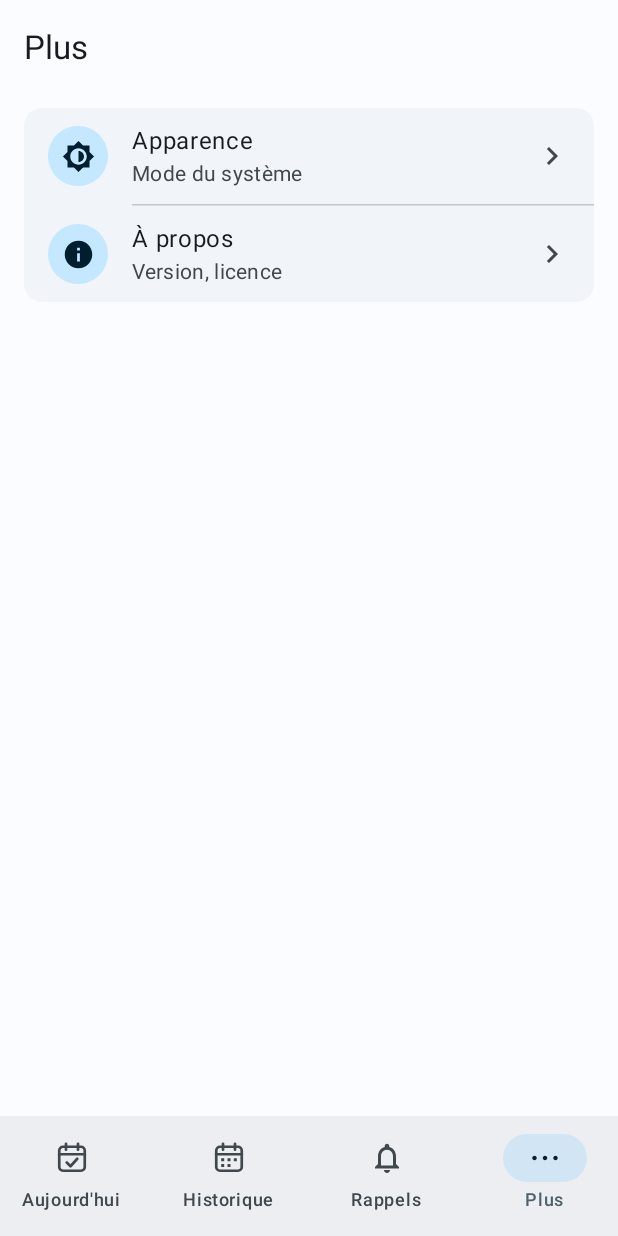
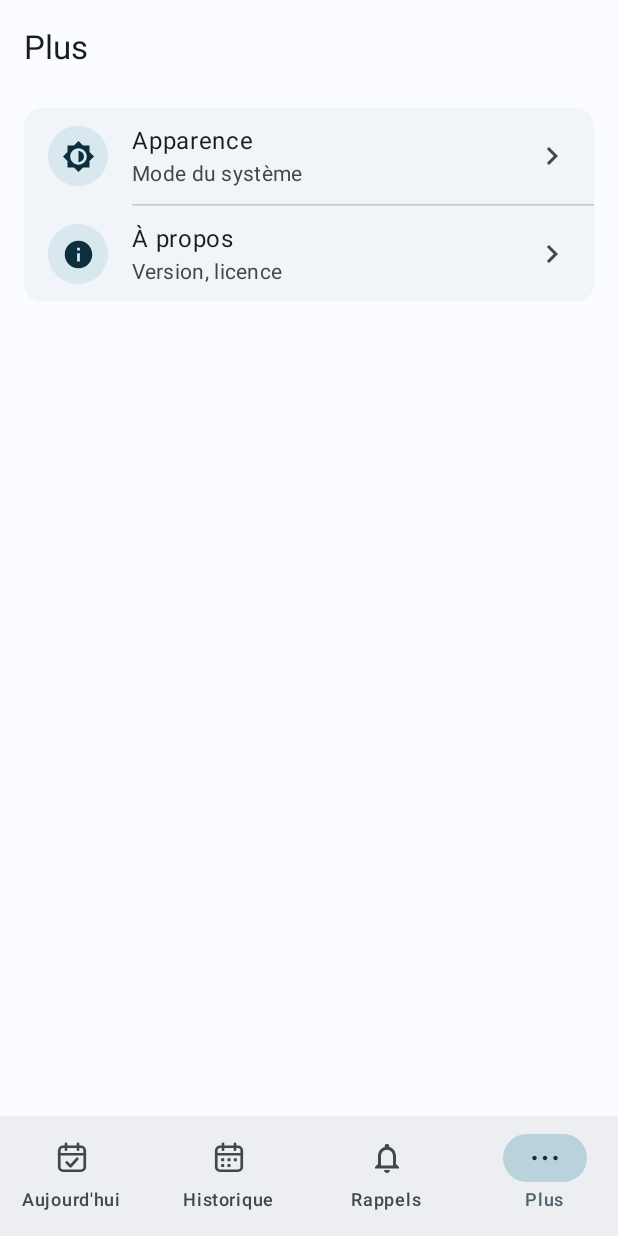
Before and after one commit to ggrandou/medocs, an Android app built with Jetpack Compose: the screen it shows after launch (MainActivity), item 4 of the bottom bar chosen, on a phone screen of 412 x 824 dp. Run offline under Robolectric (Android 15) with nearby library versions, the phone set to English and light mode, and no system bars.

Commit message:
app: derive palette from icon colors and define full dark theme
- Add IconColors as the single source of the brand colors
- Light: icon blue as primary, box top and side as containers, amber accent
- Dark: blue-tinted surfaces, lightened blue and amber accents
- Align night window background with the dark surface color
- Add PaletteTest checking WCAG AA contrast of both schemes

```diff
--- a/android/app/src/main/kotlin/net/grandou/rappels/ui/Palette.kt
+++ b/android/app/src/main/kotlin/net/grandou/rappels/ui/Palette.kt
@@ -6,49 +6,59 @@ import androidx.compose.material3.lightColorScheme
 import androidx.compose.ui.graphics.Color
 
 /**
- * Palette of T'as pensé à ?, drawn from the icon: blue-green (primary) and amber (accent).
+ * Palette of T'as pensé à ?, drawn from the icon (IconColors): blue (primary), top and side of the box (containers), amber (accent).
  * The "background / text" pairs keep a contrast of at least 4.5:1 (checked by PaletteTest).
  * The `surfaceContainer*` roles are defined one by one: otherwise Material derives them from its default purple palette
  * and cards get a foreign tint.
  */
+/** The five icon colors: single source of the graphic charter (see AGENTS.md). */
+object IconColors {
+    val Blue = Color(0xFF1F6F8B)     // icon background
+    val Amber = Color(0xFFFFB300)    // box text, badge ring
+    val White = Color(0xFFFFFFFF)    // front face, bubble
+    val Top = Color(0xFFD9E8EE)   // top of the box
+    val Side = Color(0xFFB9D2DC)  // side of the box
+}
+
 object Palette {
     val light: ColorScheme = lightColorScheme(
-        primary = Color(0xFF00668A), onPrimary = Color(0xFFFFFFFF),
-        primaryContainer = Color(0xFFC3E8FF), onPrimaryContainer = Color(0xFF001E2D),
+        primary = IconColors.Blue, onPrimary = IconColors.White,
+        primaryContainer = IconColors.Top, onPrimaryContainer = Color(0xFF0C2F3D),
         secondary = Color(0xFF4E616D), onSecondary = Color(0xFFFFFFFF),
-        secondaryContainer = Color(0xFFD1E5F4), onSecondaryContainer = Color(0xFF091E28),
-        tertiary = Color(0xFF825500), onTertiary = Color(0xFFFFFFFF),
-        tertiaryContainer = Color(0xFFFFDDB3), onTertiaryContainer = Color(0xFF291800),
+        secondaryContainer = IconColors.Side, onSecondaryContainer = Color(0xFF0C2F3D),
+        tertiary = Color(0xFF825500), onTertiary = IconColors.White,
+        tertiaryContainer = IconColors.Amber, onTertiaryContainer = Color(0xFF1A1C1E),
         error = Color(0xFFBA1A1A), onError = Color(0xFFFFFFFF),
         errorContainer = Color(0xFFFFDAD6), onErrorContainer = Color(0xFF410002),
         background = Color(0xFFFBFCFF), onBackground = Color(0xFF191C1E),
         surface = Color(0xFFFBFCFF), onSurface = Color(0xFF191C1E),
         surfaceVariant = Color(0xFFDCE3E9), onSurfaceVariant = Color(0xFF40484D),
         outline = Color(0xFF70787D), outlineVariant = Color(0xFFC0C7CD),
-        inverseSurface = Color(0xFF2E3133), inverseOnSurface = Color(0xFFF0F1F3), inversePrimary = Color(0xFF7FD0FF),
-        surfaceTint = Color(0xFF00668A),
+        inverseSurface = Color(0xFF2E3133), inverseOnSurface = Color(0xFFF0F1F3), inversePrimary = Color(0xFF7FC3DD),
+        surfaceTint = IconColors.Blue,
         surfaceDim = Color(0xFFD8DADD), surfaceBright = Color(0xFFFBFCFF),
         surfaceContainerLowest = Color(0xFFFFFFFF), surfaceContainerLow = Color(0xFFF1F4F8),
         surfaceContainer = Color(0xFFECEEF2), surfaceContainerHigh = Color(0xFFE6E8EC), surfaceContainerHighest = Color(0xFFE0E3E7),
     )
 
+    /** Dark: surfaces = icon blue, heavily darkened (same hue, ~200°), accents = lightened blue and the icon's amber. */
     val dark: ColorScheme = darkColorScheme(
-        primary = Color(0xFF7FD0FF), onPrimary = Color(0xFF00344A),
-        primaryContainer = Color(0xFF004C69), onPrimaryContainer = Color(0xFFC3E8FF),
+        primary = Color(0xFF7FC3DD), onPrimary = Color(0xFF0C2F3D),
+        primaryContainer = IconColors.Blue, onPrimaryContainer = IconColors.White,
         secondary = Color(0xFFB5C9D7), onSecondary = Color(0xFF1F333E),
-        secondaryContainer = Color(0xFF364955), onSecondaryContainer = Color(0xFFD1E5F4),
-        tertiary = Color(0xFFFFB95C), onTertiary = Color(0xFF452B00),
+        secondaryContainer = Color(0xFF2F4753), onSecondaryContainer = IconColors.Side,
+        tertiary = IconColors.Amber, onTertiary = Color(0xFF1A1C1E),
         tertiaryContainer = Color(0xFF633F00), onTertiaryContainer = Color(0xFFFFDDB3),
         error = Color(0xFFFFB4AB), onError = Color(0xFF690005),
         errorContainer = Color(0xFF93000A), onErrorContainer = Color(0xFFFFDAD6),
-        background = Color(0xFF191C1E), onBackground = Color(0xFFE1E2E5),
-        surface = Color(0xFF191C1E), onSurface = Color(0xFFE1E2E5),
-        surfaceVariant = Color(0xFF40484D), onSurfaceVariant = Color(0xFFC0C7CD),
-        outline = Color(0xFF8A9297), outlineVariant = Color(0xFF40484D),
-        inverseSurface = Color(0xFFE1E2E5), inverseOnSurface = Color(0xFF2E3133), inversePrimary = Color(0xFF00668A),
-        surfaceTint = Color(0xFF7FD0FF),
-        surfaceDim = Color(0xFF111416), surfaceBright = Color(0xFF373A3C),
-        surfaceContainerLowest = Color(0xFF0C0F10), surfaceContainerLow = Color(0xFF1D2022),
-        surfaceContainer = Color(0xFF212426), surfaceContainerHigh = Color(0xFF2B2E30), surfaceContainerHighest = Color(0xFF363A3B),
+        background = Color(0xFF141D21), onBackground = Color(0xFFE1E6E9),
+        surface = Color(0xFF141D21), onSurface = Color(0xFFE1E6E9),
+        surfaceVariant = Color(0xFF3A4850), onSurfaceVariant = Color(0xFFBFC8CE),
+        outline = Color(0xFF899298), outlineVariant = Color(0xFF3A4850),
+        inverseSurface = Color(0xFFE1E6E9), inverseOnSurface = Color(0xFF2B3338), inversePrimary = IconColors.Blue,
+        surfaceTint = Color(0xFF7FC3DD),
+        surfaceDim = Color(0xFF0F171B), surfaceBright = Color(0xFF323C40),
+        surfaceContainerLowest = Color(0xFF0E1519), surfaceContainerLow = Color(0xFF192226),
+        surfaceContainer = Color(0xFF1D272B), surfaceContainerHigh = Color(0xFF283236), surfaceContainerHighest = Color(0xFF333D41),
     )
 }
--- a/android/app/src/main/res/values-night/colors.xml
+++ b/android/app/src/main/res/values-night/colors.xml
@@ -1,4 +1,4 @@
 <?xml version="1.0" encoding="utf-8"?>
 <resources>
-    <color name="window_background">#191C1E</color>
+    <color name="window_background">#141D21</color>
 </resources>
```
Also changed, not shown: 1 other file.
